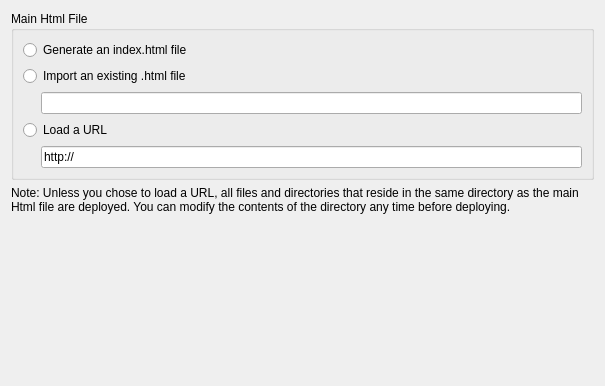
Old version of the form src/plugins/qt4projectmanager/wizards/html5appwizardsourcespage.ui in the repository qt-creator/qt-creator.
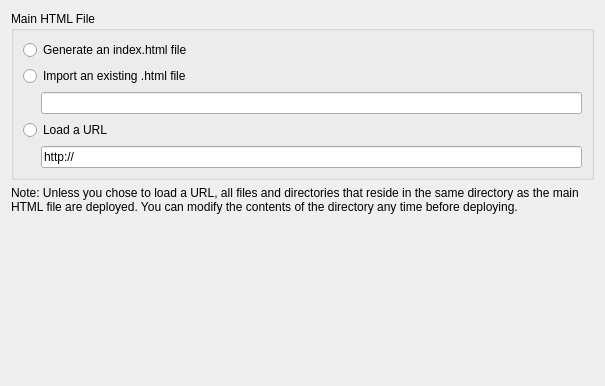
New version of the form. Custom widgets are drawn as their Qt base class.

Commit message: "Html" -> "HTML"

```diff
--- a/src/plugins/qt4projectmanager/wizards/html5appwizardsourcespage.ui
+++ b/src/plugins/qt4projectmanager/wizards/html5appwizardsourcespage.ui
@@ -17,7 +17,7 @@
    <item>
     <widget class="QGroupBox" name="mainQmlFileGroupBox">
      <property name="title">
-      <string>Main Html File</string>
+      <string>Main HTML File</string>
      </property>
      <layout class="QGridLayout" name="gridLayout">
       <item row="0" column="0" colspan="2">
@@ -108,7 +108,7 @@
       </sizepolicy>
      </property>
      <property name="text">
-      <string>Note: Unless you chose to load a URL, all files and directories that reside in the same directory as the main Html file are deployed. You can modify the contents of the directory any time before deploying.</string>
+      <string>Note: Unless you chose to load a URL, all files and directories that reside in the same directory as the main HTML file are deployed. You can modify the contents of the directory any time before deploying.</string>
      </property>
      <property name="alignment">
       <set>Qt::AlignLeading|Qt::AlignLeft|Qt::AlignTop</set>
```
The commit also changes 2 other files.
